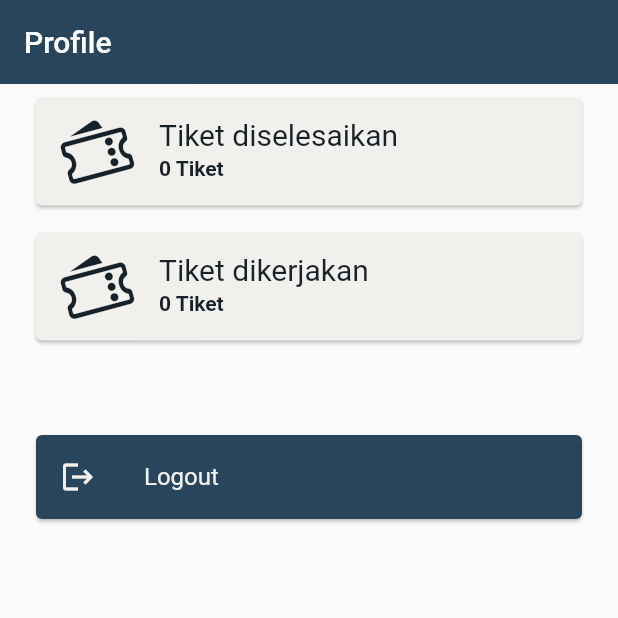
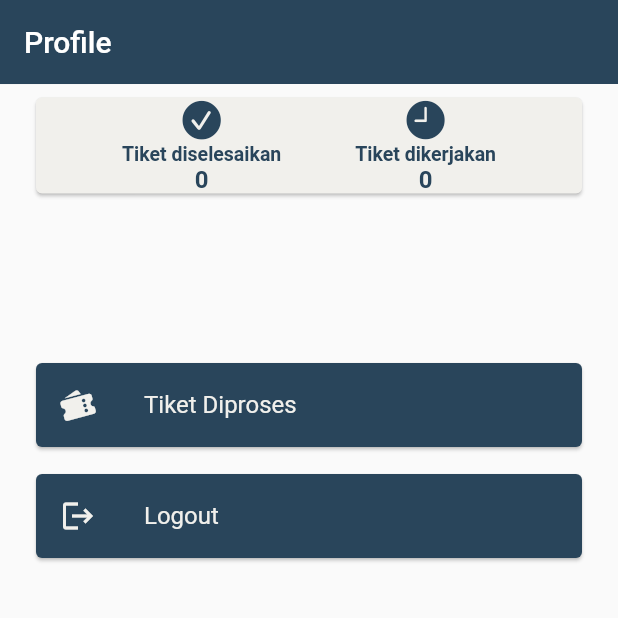
Before and after one commit to Abu-Dzar-Hanif/helpdesk, a Flutter app: the Profle screen opened directly with empty values, on a phone screen of 412 x 824 dp, the top half of it. Run offline on Flutter 3.47's test engine with Material 2 defaults, Android fonts, the phone set to English and light mode, and no system bars; our stand-ins replace image_picker, percent_indicator, shared_preferences; accounts and stored records are empty; network calls fail.

Commit message:
fix teknisi page, add prosespage

```diff
--- a/lib/model/api.dart
+++ b/lib/model/api.dart
@@ -1,6 +1,8 @@
 class BaseUrl {
-  static String url = "http://192.168.43.38/be_project3/api/";
-  static String paths = "http://192.168.43.38/be_project3/images/";
+  // static String url = "http://192.168.43.38/be_project3/api/";
+  static String url = "https://m2vrimuru.skom.id/api/be_project3/api/";
+  // static String paths = "http://192.168.43.38/be_project3/images/";
+  static String paths = "https://m2vrimuru.skom.id/api/be_project3/images/";
   static String urlLogin = url + "auth/login.php";
   static String urlDataDivisi = url + "divisi/data_divisi.php";
   static String urlTambahDivisi = url + "divisi/tambah_divisi.php";
--- a/lib/view/TeknisiPage.dart
+++ b/lib/view/TeknisiPage.dart
@@ -5,12 +5,11 @@ import 'package:helpdesk/model/CountTiketModel.dart';
 import 'package:helpdesk/model/TiketModel.dart';
 import 'package:helpdesk/model/api.dart';
 import 'package:helpdesk/view/DetailTiket.dart';
-import 'package:helpdesk/view/EditTiket.dart';
+import 'package:helpdesk/view/ProsesPage.dart';
 import 'package:shared_preferences/shared_preferences.dart';
 import 'package:http/http.dart' as http;
 import 'package:intl/intl.dart';
 import 'dart:convert';
-import 'package:percent_indicator/linear_percent_indicator.dart';
 import 'package:flutter/cupertino.dart';
 
 class PresistentTabs extends StatelessWidget {
@@ -85,7 +84,7 @@ class _TeknisiPageState extends State<TeknisiPage> {
     return Scaffold(
       body: PresistentTabs(
         currentTabIndex: currentTabIndex,
-        screenWidgets: [Home(), Proses(), Profle(signOut)],
+        screenWidgets: [Home(), Profle(signOut)],
       ),
       bottomNavigationBar: BottomNavigationBar(
         onTap: setCurrentIndex,
@@ -94,10 +93,6 @@ class _TeknisiPageState extends State<TeknisiPage> {
           BottomNavigationBarItem(
             icon: Icon(Icons.home),
             label: "Request",
-          ),
-          BottomNavigationBarItem(
-            icon: Icon(CupertinoIcons.timer),
-            label: "Dikerjakan",
           ),
           BottomNavigationBarItem(
             icon: Icon(CupertinoIcons.person),
@@ -164,6 +159,54 @@ class _HomeState extends State<Home> {
     }
   }
 
+  dialogSukses() {
+    showDialog(
+        context: context,
+        builder: (context) {
+          return Dialog(
+            child: ListView(
+                padding: EdgeInsets.all(20.0),
+                shrinkWrap: true,
+                children: <Widget>[
+                  Row(
+                    mainAxisAlignment: MainAxisAlignment.start,
+                    children: <Widget>[
+                      Icon(
+                        Icons.check,
+                        size: 40.0,
+                        color: Colors.green,
+                      ),
+                      Text(
+                        "Menerima orderan tiket",
+                        style: TextStyle(
+                            fontSize: 16.0,
+                            fontWeight: FontWeight.bold,
+                            color: Colors.black),
+                      ),
+                    ],
+                  ),
+                  SizedBox(height: 18.0),
+                  Row(
+                    mainAxisAlignment: MainAxisAlignment.end,
+                    children: <Widget>[
+                      InkWell(
+                        onTap: () {
+                          Navigator.pop(context);
+                        },
+                        child: Text(
+                          "Oke",
+                          style: TextStyle(
+                              fontSize: 12.0, fontWeight: FontWeight.bold),
+                        ),
+                      ),
+                      SizedBox(width: 25.0),
+                    ],
+                  )
+                ]),
+          );
+        });
+  }
+
   _accTiket(String id) async {
     final response = await http.post(Uri.parse(BaseUrl.urlAcctiket),
         body: {"id_tiket": id, "id_teknisi": idKaryawan});
@@ -173,15 +216,8 @@ class _HomeState extends State<Home> {
     String pesan = data['message'];
     if (value == 1) {
       setState(() {
-        Navigator.pushAndRemoveUntil<dynamic>(
-          context,
-          MaterialPageRoute<dynamic>(
-            builder: (BuildContext context) => Home(),
-          ),
-          (route) => false, //if you want to disable back feature set to false
-        );
-        // Navigator.pop(context, TeknisiPage(() {}));
-        // _lihatData();
+        dialogSukses();
+        _lihatData();
         ;
       });
     } else {
@@ -306,155 +342,6 @@ class _HomeState extends State<Home> {
   }
 }
 
-class Proses extends StatefulWidget {
-  @override
-  State<Proses> createState() => _ProsesState();
-}
-
-class _ProsesState extends State<Proses> {
-  String? idKaryawan;
-  getPref() async {
-    SharedPreferences pref = await SharedPreferences.getInstance();
-    setState(() {
-      idKaryawan = pref.getString("id_karyawan");
-    });
-    _lihatData();
-  }
-
-  var loading = false;
-  final list = [];
-  final GlobalKey<RefreshIndicatorState> _refresh =
-      GlobalKey<RefreshIndicatorState>();
-
-  Future<void> _lihatData() async {
-    list.clear();
-    setState(() {
-      loading = true;
-    });
-
-    final response =
-        await http.get(Uri.parse(BaseUrl.urlTiketOp + idKaryawan.toString()));
-    if (response.contentLength == 2) {
-    } else {
-      final data = jsonDecode(response.body);
-      data.forEach((api) {
-        final ab = new TiketModel(
-            api['id_tiket'],
-            api['user'],
-            api['divisi'],
-            api['keluhan'],
-            api['foto'],
-            api['tgl_buat'],
-            api['tgl_selesai'],
-            api['teknisi'],
-            api['solusi'],
-            api['status']);
-        list.add(ab);
-      });
-      setState(() {
-        loading = false;
-      });
-    }
-  }
-
-  @override
-  void initState() {
-    super.initState();
-    getPref();
-  }
-
-  @override
-  Widget build(BuildContext context) {
-    return Scaffold(
-      appBar: AppBar(
-        elevation: 0.1,
-        backgroundColor: Color.fromARGB(255, 41, 69, 91),
-        title: Text('Tiket On Process'),
-      ),
-      body: Column(
-        children: [
-          Expanded(
-              child: RefreshIndicator(
-                  onRefresh: _lihatData,
-                  key: _refresh,
-                  child: loading
-                      ? Center(child: CircularProgressIndicator())
-                      : ListView.builder(
-                          itemCount: list.length,
-                          itemBuilder: (context, i) {
-                            final x = list[i];
-                            return Container(
-                              margin:
-                                  EdgeInsets.only(top: 10, left: 20, right: 20),
-                              child: Card(
-                                color: const Color(0xfff1f0ec),
-                                child: Column(
-                                  mainAxisSize: MainAxisSize.min,
-                                  children: <Widget>[
-                                    ListTile(
-                                      leading: Icon(
-                                        CupertinoIcons.ticket_fill,
-                                        size: 50,
-                                        color: Color(0xff29455b),
-                                      ),
-                                      title: Text(
-                                          "ID : " + x.id_tiket.toString(),
-                                          style: TextStyle(fontSize: 15.0)),
-                                      subtitle: Text("User : " +
-                                          x.user.toString() +
-                                          "( " +
-                                          "Divisi " +
-                                          x.divisi.toString() +
-                                          " )"),
-                                    ),
-                                    Row(
-                                      mainAxisAlignment:
-                                          MainAxisAlignment.spaceBetween,
-                                      children: <Widget>[
-                                        Padding(padding: EdgeInsets.all(10.0)),
-                                        TextButton(
-                                          child: Text(
-                                            'Detail Tiket',
-                                            style: TextStyle(
-                                                color: Color(0xff29455b)),
-                                          ),
-                                          onPressed: () {
-                                            Navigator.of(context).push(
-                                                MaterialPageRoute(
-                                                    builder: (context) =>
-                                                        DetailTiket(
-                                                            x, _lihatData)));
-                                          },
-                                        ),
-                                        TextButton(
-                                          child: Text(
-                                            'Selesaikan',
-                                            style: TextStyle(
-                                                color: Color(0xff29455b)),
-                                          ),
-                                          onPressed: () {
-                                            Navigator.of(context).push(
-                                                MaterialPageRoute(
-                                                    builder: (context) =>
-                                                        EditTiket(
-                                                            x, _lihatData)));
-                                          },
-                                        ),
-                                        const SizedBox(width: 1),
-                                      ],
-                                    ),
-                                  ],
-                                ),
-                              ),
-                            );
-                          },
-                        ))),
-        ],
-      ),
-    );
-  }
-}
-
 class Profle extends StatefulWidget {
   final VoidCallback signOut;
   @override
@@ -527,53 +414,93 @@ class _ProfleState extends State<Profle> {
             child: Card(
               color: const Color(0xfff1f0ec),
               child: Column(mainAxisSize: MainAxisSize.min, children: <Widget>[
-                ListTile(
-                  leading: Icon(
-                    CupertinoIcons.tickets,
-                    size: 50,
-                    color: Color.fromARGB(255, 23, 33, 41),
+                Row(
+                  mainAxisAlignment: MainAxisAlignment.spaceBetween,
+                  children: <Widget>[
+                    const SizedBox(width: 8),
+                    Container(
+                      child: Column(
+                          mainAxisAlignment: MainAxisAlignment.center,
+                          children: <Widget>[
+                            Icon(
+                              CupertinoIcons.checkmark_circle_fill,
+                              size: 30.0,
+                              color: Color.fromARGB(255, 41, 69, 91),
                             ),
-                  title: Text("Tiket diselesaikan ",
+                            Text(
+                              "Tiket diselesaikan",
                               style: TextStyle(
-                        color: Color.fromARGB(255, 23, 33, 41),
-                        fontSize: 20,
-                      )),
-                  subtitle: Text(tsls + ' Tiket',
+                                  color: Color.fromARGB(255, 41, 69, 91),
+                                  fontSize: 13,
+                                  fontWeight: FontWeight.bold),
+                            ),
+                            Text(
+                              tsls,
                               style: TextStyle(
-                          color: Color.fromARGB(255, 23, 33, 41),
-                          fontWeight: FontWeight.bold)),
+                                  color: Color.fromARGB(255, 41, 69, 91),
+                                  fontSize: 16,
+                                  fontWeight: FontWeight.bold),
                             ),
                           ]),
                     ),
+                    Container(
+                      child: Column(
+                          mainAxisAlignment: MainAxisAlignment.center,
+                          children: <Widget>[
+                            Icon(
+                              CupertinoIcons.time_solid,
+                              size: 30.0,
+                              color: Color.fromARGB(255, 41, 69, 91),
                             ),
-          Container(
-            margin:
-                EdgeInsets.only(top: 5.0, right: 20.0, bottom: 5.0, left: 20.0),
-            child: Card(
-              color: const Color(0xfff1f0ec),
-              child: Column(mainAxisSize: MainAxisSize.min, children: <Widget>[
-                ListTile(
-                  leading: Icon(
-                    CupertinoIcons.tickets,
-                    size: 50,
-                    color: Color.fromARGB(255, 23, 33, 41),
+                            Text(
+                              "Tiket dikerjakan",
+                              style: TextStyle(
+                                  color: Color.fromARGB(255, 41, 69, 91),
+                                  fontSize: 13,
+                                  fontWeight: FontWeight.bold),
                             ),
-                  title: Text("Tiket dikerjakan ",
+                            Text(
+                              top,
                               style: TextStyle(
-                        color: Color.fromARGB(255, 23, 33, 41),
-                        fontSize: 20,
-                      )),
-                  subtitle: Text(top + ' Tiket',
-                      style: TextStyle(
-                          color: Color.fromARGB(255, 23, 33, 41),
-                          fontWeight: FontWeight.bold)),
+                                  color: Color.fromARGB(255, 41, 69, 91),
+                                  fontSize: 16,
+                                  fontWeight: FontWeight.bold),
+                            ),
+                          ]),
+                    ),
+                    const SizedBox(width: 8),
+                  ],
                 ),
               ]),
             ),
           ),
           Container(
             margin: EdgeInsets.only(
-                top: 50.0, bottom: 5.0, left: 20.0, right: 20.0),
+                top: 100.0, bottom: 5.0, left: 20.0, right: 20.0),
+            child: Card(
+              color: const Color.fromARGB(255, 41, 69, 91),
+              child: InkWell(
+                child:
+                    Column(mainAxisSize: MainAxisSize.min, children: <Widget>[
+                  const ListTile(
+                    leading: Icon(CupertinoIcons.tickets_fill,
+                        color: const Color(0xfff1f0ec)),
+                    title: Text(
+                      "Tiket Diproses",
+                      style: TextStyle(color: const Color(0xfff1f0ec)),
+                    ),
+                  ),
+                ]),
+                onTap: () {
+                  Navigator.of(context).push(
+                      MaterialPageRoute(builder: (context) => ProsesPage()));
+                },
+              ),
+            ),
+          ),
+          Container(
+            margin:
+                EdgeInsets.only(top: 5.0, bottom: 5.0, left: 20.0, right: 20.0),
             child: Card(
               color: const Color.fromARGB(255, 41, 69, 91),
               child: InkWell(
```
Also changed, not shown: lib/view/ProsesPage.dart (added, +161 -0 lines). Lines whose indentation alone changed are shown as unchanged.
